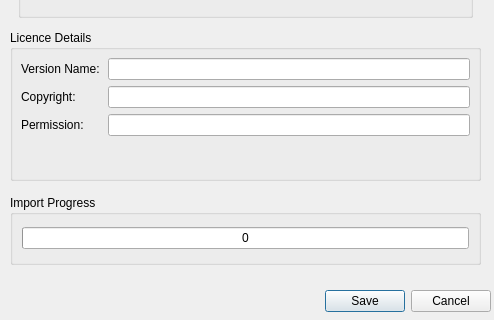
Qt form resources/forms/bibleimportdialog.ui (zonArt/openlp) before a commit; both pictures show x 0 to 494 and y 405 to 725 of the 494 by 725 pixel window.
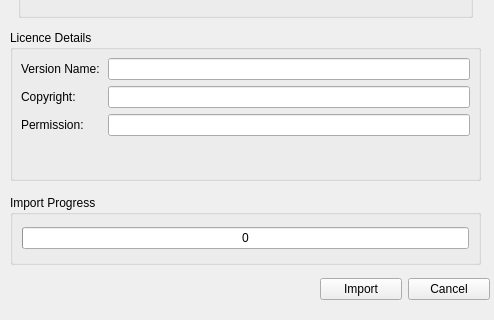
The same form after that commit. Icons and pictures are not drawn.

Patch:
```diff
--- a/resources/forms/bibleimportdialog.ui
+++ b/resources/forms/bibleimportdialog.ui
@@ -17,22 +17,6 @@
    <iconset resource="../images/openlp-2.qrc">
     <normaloff>:/icon/openlp.org-icon-32.bmp</normaloff>:/icon/openlp.org-icon-32.bmp</iconset>
   </property>
-  <widget class="QDialogButtonBox" name="BibleImportButtonBox">
-   <property name="geometry">
-    <rect>
-     <x>10</x>
-     <y>690</y>
-     <width>481</width>
-     <height>33</height>
-    </rect>
-   </property>
-   <property name="orientation">
-    <enum>Qt::Horizontal</enum>
-   </property>
-   <property name="standardButtons">
-    <set>QDialogButtonBox::Cancel|QDialogButtonBox::Save</set>
-   </property>
-  </widget>
   <widget class="QToolBox" name="ImportToolBox">
    <property name="geometry">
     <rect>
@@ -458,6 +442,32 @@
     </item>
    </layout>
   </widget>
+  <widget class="QWidget" name="">
+   <property name="geometry">
+    <rect>
+     <x>320</x>
+     <y>680</y>
+     <width>170</width>
+     <height>28</height>
+    </rect>
+   </property>
+   <layout class="QHBoxLayout" name="horizontalLayout">
+    <item>
+     <widget class="QPushButton" name="ImportButton">
+      <property name="text">
+       <string>Import</string>
+      </property>
+     </widget>
+    </item>
+    <item>
+     <widget class="QPushButton" name="CancelButton">
+      <property name="text">
+       <string>Cancel</string>
+      </property>
+     </widget>
+    </item>
+   </layout>
+  </widget>
  </widget>
  <tabstops>
   <tabstop>BibleNameEdit</tabstop>
```
Left out of the diff: 1 changed line with no effect on the pictures.
